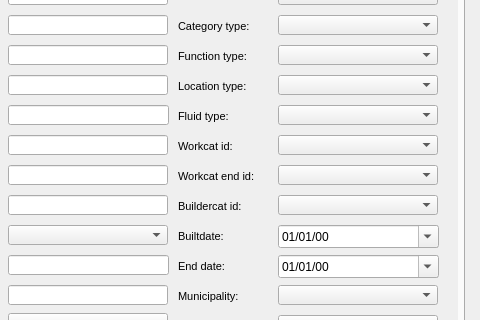
Before: the Qt Designer form ui/ud_man_gully.ui in Giswater/giswater_qgis_plugin, drawn with Qt 5; both pictures show x 127 to 607 and y 148 to 468 of the 607 by 718 pixel window.
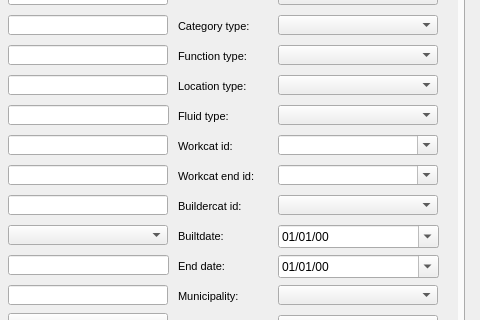
After: the same form once the commit is applied. Icons and pictures are not drawn. Custom widgets are drawn as their Qt base class.

Commit message: set editable all QCombobox      ***_workcat_id   and    ***r_workcat_id_end QCombobox

What changed in the file:
```diff
--- a/ui/ud_man_gully.ui
+++ b/ui/ud_man_gully.ui
@@ -208,6 +208,9 @@
           <height>20</height>
          </rect>
         </property>
+        <property name="editable">
+         <bool>true</bool>
+        </property>
        </widget>
        <widget class="QLabel" name="label_workcat_id_end">
         <property name="geometry">
@@ -294,6 +297,9 @@
           <height>20</height>
          </rect>
         </property>
+        <property name="editable">
+         <bool>true</bool>
+        </property>
        </widget>
        <widget class="QLabel" name="label_ymax">
         <property name="geometry">
```
Left out of the diff: 8 changed lines with no effect on the pictures. The commit also changes 6 other files.
